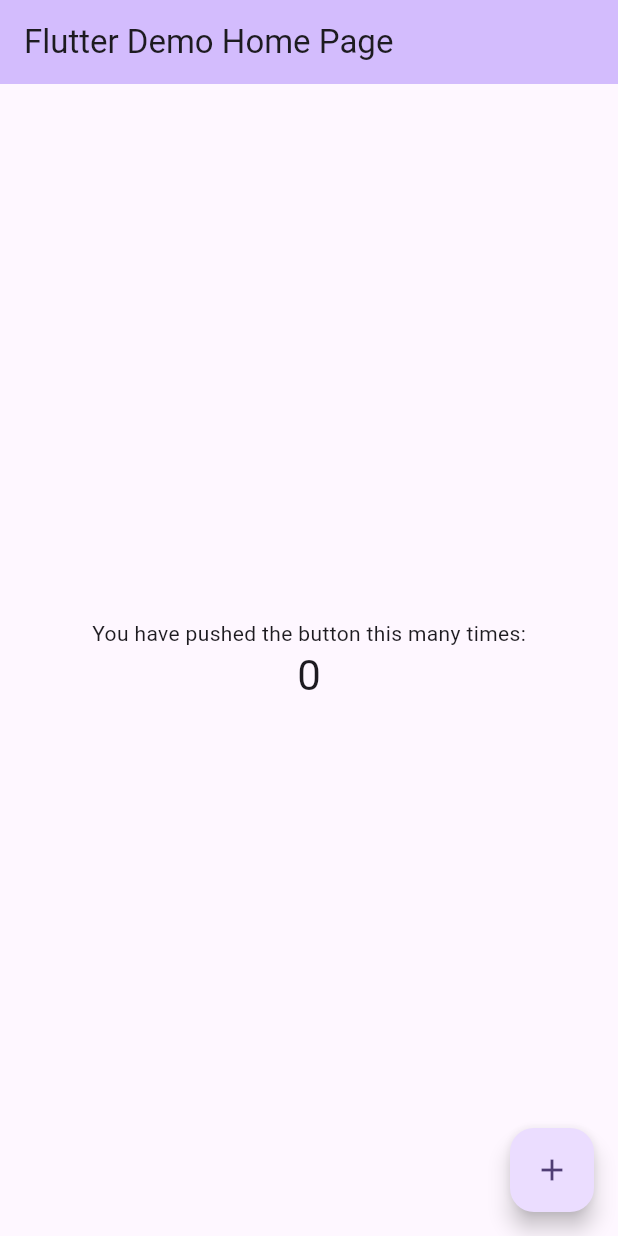
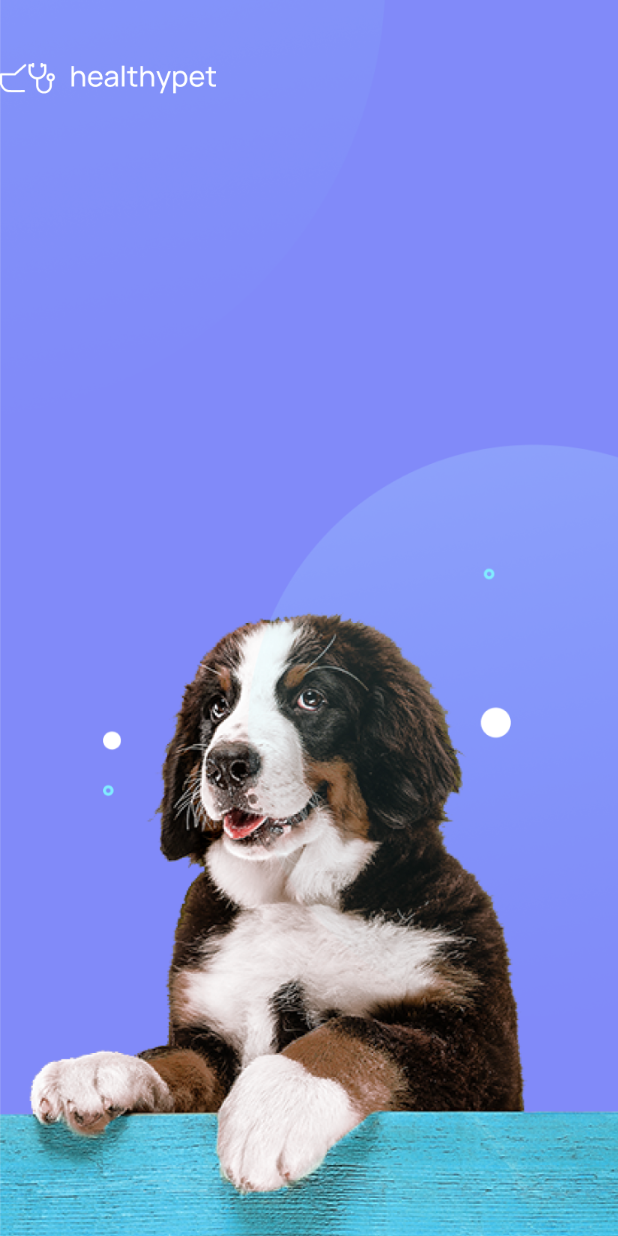
Before and after one commit to farhanariyanto03/ui_flutter1, a Flutter app: the screen it shows after launch, on a phone screen of 412 x 824 dp. Run offline on Flutter 3.47's test engine with Material 3 defaults, Android fonts, the phone set to English and light mode, and no system bars.

Commit message:
splash screen

```diff
--- a/lib/main.dart
+++ b/lib/main.dart
@@ -1,4 +1,5 @@
 import 'package:flutter/material.dart';
+import 'package:ui/splash_screen.dart';
 
 void main() {
   runApp(const MyApp());
@@ -13,113 +14,11 @@ class MyApp extends StatelessWidget {
     return MaterialApp(
       title: 'Flutter Demo',
       theme: ThemeData(
-        // This is the theme of your application.
-        //
-        // TRY THIS: Try running your application with "flutter run". You'll see
-        // the application has a purple toolbar. Then, without quitting the app,
-        // try changing the seedColor in the colorScheme below to Colors.green
-        // and then invoke "hot reload" (save your changes or press the "hot
-        // reload" button in a Flutter-supported IDE, or press "r" if you used
-        // the command line to start the app).
-        //
-        // Notice that the counter didn't reset back to zero; the application
-        // state is not lost during the reload. To reset the state, use hot
-        // restart instead.
-        //
-        // This works for code too, not just values: Most code changes can be
-        // tested with just a hot reload.
         colorScheme: ColorScheme.fromSeed(seedColor: Colors.deepPurple),
         useMaterial3: true,
       ),
-      home: const MyHomePage(title: 'Flutter Demo Home Page'),
+      debugShowCheckedModeBanner: false,
+      home: const SplashScreen(),
     );
   }
 }
-
-class MyHomePage extends StatefulWidget {
-  const MyHomePage({super.key, required this.title});
-
-  // This widget is the home page of your application. It is stateful, meaning
-  // that it has a State object (defined below) that contains fields that affect
-  // how it looks.
-
-  // This class is the configuration for the state. It holds the values (in this
-  // case the title) provided by the parent (in this case the App widget) and
-  // used by the build method of the State. Fields in a Widget subclass are
-  // always marked "final".
-
-  final String title;
-
-  @override
-  State<MyHomePage> createState() => _MyHomePageState();
-}
-
-class _MyHomePageState extends State<MyHomePage> {
-  int _counter = 0;
-
-  void _incrementCounter() {
-    setState(() {
-      // This call to setState tells the Flutter framework that something has
-      // changed in this State, which causes it to rerun the build method below
-      // so that the display can reflect the updated values. If we changed
-      // _counter without calling setState(), then the build method would not be
-      // called again, and so nothing would appear to happen.
-      _counter++;
-    });
-  }
-
-  @override
-  Widget build(BuildContext context) {
-    // This method is rerun every time setState is called, for instance as done
-    // by the _incrementCounter method above.
-    //
-    // The Flutter framework has been optimized to make rerunning build methods
-    // fast, so that you can just rebuild anything that needs updating rather
-    // than having to individually change instances of widgets.
-    return Scaffold(
-      appBar: AppBar(
-        // TRY THIS: Try changing the color here to a specific color (to
-        // Colors.amber, perhaps?) and trigger a hot reload to see the AppBar
-        // change color while the other colors stay the same.
-        backgroundColor: Theme.of(context).colorScheme.inversePrimary,
-        // Here we take the value from the MyHomePage object that was created by
-        // the App.build method, and use it to set our appbar title.
-        title: Text(widget.title),
-      ),
-      body: Center(
-        // Center is a layout widget. It takes a single child and positions it
-        // in the middle of the parent.
-        child: Column(
-          // Column is also a layout widget. It takes a list of children and
-          // arranges them vertically. By default, it sizes itself to fit its
-          // children horizontally, and tries to be as tall as its parent.
-          //
-          // Column has various properties to control how it sizes itself and
-          // how it positions its children. Here we use mainAxisAlignment to
-          // center the children vertically; the main axis here is the vertical
-          // axis because Columns are vertical (the cross axis would be
-          // horizontal).
-          //
-          // TRY THIS: Invoke "debug painting" (choose the "Toggle Debug Paint"
-          // action in the IDE, or press "p" in the console), to see the
-          // wireframe for each widget.
-          mainAxisAlignment: MainAxisAlignment.center,
-          children: <Widget>[
-            const Text(
-              'You have pushed the button this many times:',
-            ),
-            Text(
-              '$_counter',
-              style: Theme.of(context).textTheme.headlineMedium,
-            ),
-          ],
-        ),
-      ),
-      floatingActionButton: FloatingActionButton(
-        onPressed: _incrementCounter,
-        tooltip: 'Increment',
-        child: const Icon(Icons.add),
-      ), // This trailing comma makes auto-formatting nicer for build methods.
-    );
-  }
-}
--- /dev/null
+++ b/lib/splash_screen.dart
@@ -0,0 +1,29 @@
+import 'package:flutter/material.dart';
+
+class SplashScreen extends StatelessWidget {
+  const SplashScreen({super.key});
+
+  @override
+  Widget build(BuildContext context) {
+    return Scaffold(
+      body: Stack(children: [
+        Image.asset(
+          'assets/images/background.png',
+          fit: BoxFit.cover,
+          width: double.infinity,
+          height: double.infinity,
+        ),
+        SafeArea(
+            child: Column(
+              crossAxisAlignment: CrossAxisAlignment.center,
+          children: [
+            const SizedBox(
+              height: 42
+              ),
+            Image.asset('assets/images/Logo-pet.png', height: 22),
+            ],
+        ))
+      ]),
+    );
+  }
+}
--- a/pubspec.yaml
+++ b/pubspec.yaml
@@ -36,6 +36,8 @@ dependencies:
   # Use with the CupertinoIcons class for iOS style icons.
   cupertino_icons: ^1.0.6
 
+  flutter_svg: ^2.0.10+1
+
 dev_dependencies:
   flutter_test:
     sdk: flutter
@@ -59,8 +61,8 @@ flutter:
   uses-material-design: true
 
   # To add assets to your application, add an assets section, like this:
-  # assets:
-  #   - images/a_dot_burr.jpeg
+  assets:
+    - assets/images/
   #   - images/a_dot_ham.jpeg
 
   # An image asset can refer to one or more resolution-specific "variants", see
```
Also changed, not shown: assets/images/Logo-pet.png (added), assets/images/background.png (added), assets/svgs/logo.svg (added), pubspec.lock.
